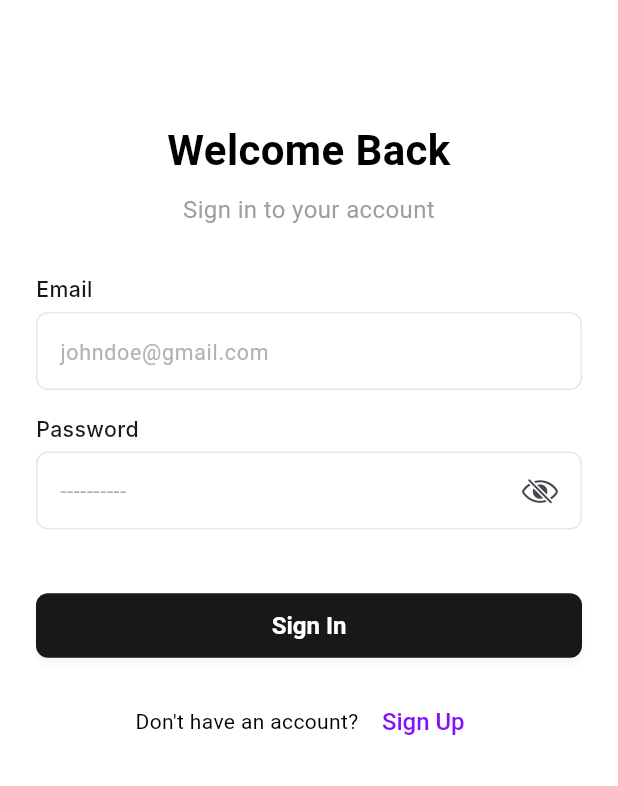
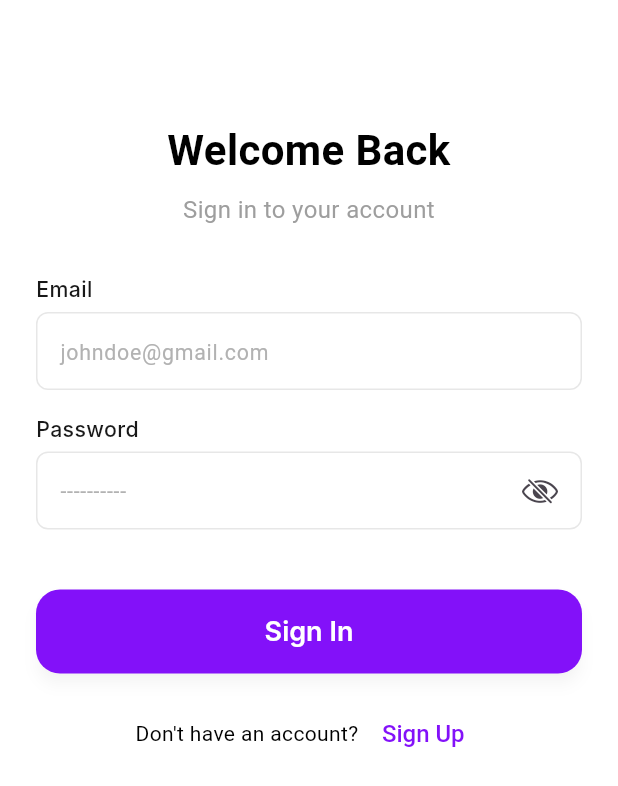
Before and after one commit to AdetoyeseM/Breach, a Flutter app: the screen it shows after launch, on a phone screen of 412 x 824 dp. Shown: the top 786 px of the screen. Run offline on Flutter 3.47's test engine with Material 3 defaults, Android fonts, the phone set to English and light mode, and no system bars; our stand-ins replace cached_network_image, flutter_riverpod, shared_preferences; network calls fail; Roboto replaces fonts that are missing (Inter).

Commit message:
custom button, fixes

```diff
--- a/lib/screens/auth/login_screen.dart
+++ b/lib/screens/auth/login_screen.dart
@@ -4,6 +4,7 @@ import 'package:flutter/material.dart';
 import 'package:flutter_riverpod/flutter_riverpod.dart';
 import '../../providers/auth_provider.dart';
 import '../../widgets/custom_text_field.dart';
+import '../../widgets/custom_button.dart';
 import '../../models/user.dart';
 import 'register_screen.dart';
 
@@ -113,21 +114,10 @@ class _LoginScreenState extends ConsumerState<LoginScreen> {
                 const SizedBox(height: 24),
 
                 // Login Button
-                ElevatedButton(
-                  onPressed: isLoading ? null : _login,
-                  child:
-                      isLoading
-                          ? const SizedBox(
-                            height: 20,
-                            width: 20,
-                            child: CircularProgressIndicator(
-                              strokeWidth: 2,
-                              valueColor: AlwaysStoppedAnimation<Color>(
-                                Colors.white,
-                              ),
-                            ),
-                          )
-                          : const Text('Sign In'),
+                CustomButton(
+                  text: 'Sign In',
+                  onPressed: _login,
+                  isLoading: isLoading,
                 ),
 
                 const SizedBox(height: 16),
--- a/lib/screens/home/tabs/dashboard_tab.dart
+++ b/lib/screens/home/tabs/dashboard_tab.dart
@@ -1,6 +1,5 @@
 // ignore_for_file: deprecated_member_use
 
-import 'package:breach_app/constants/assets.dart';
 import 'package:breach_app/providers/websocket_init_provider.dart';
 import 'package:breach_app/providers/websocket_provider.dart';
 import 'package:flutter/material.dart';
@@ -12,7 +11,6 @@ import '../../../providers/posts_provider.dart';
 import '../../../widgets/custom_text.dart';
 import '../../../providers/categories_provider.dart';
 import '../../post/post_detail_screen.dart';
-import '../../../widgets/post_card.dart';
 
 class DashboardTab extends ConsumerStatefulWidget {
   const DashboardTab({super.key});
--- a/lib/screens/onboarding/interest_selection_screen.dart
+++ b/lib/screens/onboarding/interest_selection_screen.dart
@@ -6,6 +6,7 @@ import 'package:flutter/material.dart';
 import 'package:flutter_riverpod/flutter_riverpod.dart';
 import '../../constants/colors.dart';
 import '../../services/api_service.dart';
+import '../../widgets/custom_button.dart';
 
 class InterestSelectionScreen extends ConsumerStatefulWidget {
   const InterestSelectionScreen({super.key});
--- a/lib/services/websocket_service.dart
+++ b/lib/services/websocket_service.dart
@@ -29,7 +29,6 @@ class WebSocketService {
       _channel!.stream.listen(
         (data) {
           try {
-            // Check if it's a pong response
             if (data == 'pong') {
               return;
             }
@@ -38,7 +37,7 @@ class WebSocketService {
             final event = Event.fromJson(jsonData);
             onEventReceived(event);
           } catch (e) {
-            // Don't call onError for parsing errors, just log them
+            //
           }
         },
         onError: (error) {
--- /dev/null
+++ b/lib/widgets/custom_button.dart
@@ -0,0 +1,118 @@
+import 'package:flutter/material.dart';
+import '../constants/colors.dart';
+import 'custom_text.dart';
+
+class CustomButton extends StatelessWidget {
+  final String text;
+  final VoidCallback? onPressed;
+  final bool isLoading;
+  final Color? backgroundColor;
+  final Color? foregroundColor;
+  final double? height;
+  final double? width;
+  final double? fontSize;
+  final FontWeight? fontWeight;
+  final BorderRadius? borderRadius;
+  final EdgeInsets? padding;
+  final Widget? icon;
+  final bool isOutlined;
+
+  const CustomButton({
+    super.key,
+    required this.text,
+    this.onPressed,
+    this.isLoading = false,
+    this.backgroundColor,
+    this.foregroundColor,
+    this.height = 56,
+    this.width,
+    this.fontSize = 16,
+    this.fontWeight = FontWeight.w600,
+    this.borderRadius,
+    this.padding,
+    this.icon,
+    this.isOutlined = false,
+  });
+
+  @override
+  Widget build(BuildContext context) {
+    final buttonHeight = height ?? 56.0;
+    final buttonWidth = width ?? double.infinity;
+    final buttonRadius = borderRadius ?? BorderRadius.circular(16);
+    final buttonPadding = padding ?? const EdgeInsets.symmetric(horizontal: 16);
+
+    if (isOutlined) {
+      return SizedBox(
+        width: buttonWidth,
+        height: buttonHeight,
+        child: OutlinedButton(
+          onPressed: isLoading ? null : onPressed,
+          style: OutlinedButton.styleFrom(
+            foregroundColor: foregroundColor ?? AppColors.primary,
+            side: BorderSide(
+              color: foregroundColor ?? AppColors.primary,
+              width: 2,
+            ),
+            shape: RoundedRectangleBorder(borderRadius: buttonRadius),
+            padding: buttonPadding,
+          ),
+          child: _buildButtonContent(),
+        ),
+      );
+    }
+
+    return SizedBox(
+      width: buttonWidth,
+      height: buttonHeight,
+      child: ElevatedButton(
+        onPressed: isLoading ? null : onPressed,
+        style: ElevatedButton.styleFrom(
+          backgroundColor: backgroundColor ?? AppColors.primary,
+          foregroundColor: foregroundColor ?? Colors.white,
+          shape: RoundedRectangleBorder(borderRadius: buttonRadius),
+          padding: buttonPadding,
+          elevation: 4,
+        ),
+        child: _buildButtonContent(),
+      ),
+    );
+  }
+
+  Widget _buildButtonContent() {
+    if (isLoading) {
+      return SizedBox(
+        height: 24,
+        width: 24,
+        child: CircularProgressIndicator(
+          strokeWidth: 2,
+          valueColor: AlwaysStoppedAnimation<Color>(
+            foregroundColor ?? Colors.white,
+          ),
+        ),
+      );
+    }
+
+    if (icon != null) {
+      return Row(
+        mainAxisSize: MainAxisSize.min,
+        children: [
+          icon!,
+          const SizedBox(width: 8),
+          TextView(
+            text: text,
+            fontSize: fontSize,
+            fontWeight: fontWeight,
+            color: foregroundColor ?? Colors.white,
+          ),
+        ],
+      );
+    }
+
+    return TextView(
+      text: text,
+      fontSize: fontSize,
+      fontWeight: fontWeight,
+      color: foregroundColor ?? Colors.white,
+    );
+  }
+}
--- a/lib/widgets/widgets.dart
+++ b/lib/widgets/widgets.dart
@@ -3,3 +3,4 @@ export 'custom_text.dart';
 export 'password_strength_indicator.dart';
 export 'notification_listener.dart';
 export 'post_card.dart';
+export 'custom_button.dart';
```
Also changed, not shown: lib/screens/auth/register_screen.dart (+6 -19 lines), lib/screens/home/tabs/profile_tab.dart (+8 -35 lines), lib/screens/onboarding/welcome_screen.dart (+11 -17 lines), lib/widgets/custom_text_field.dart (+15 -10 lines).
